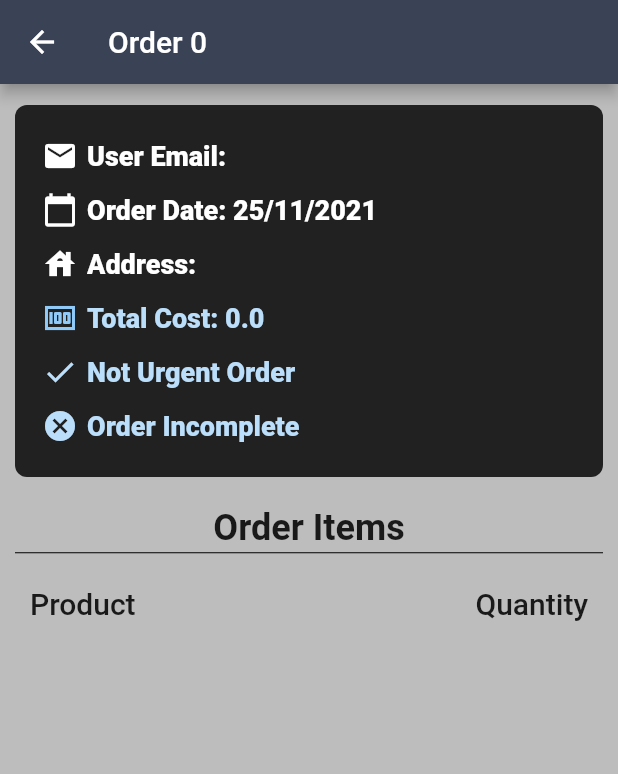
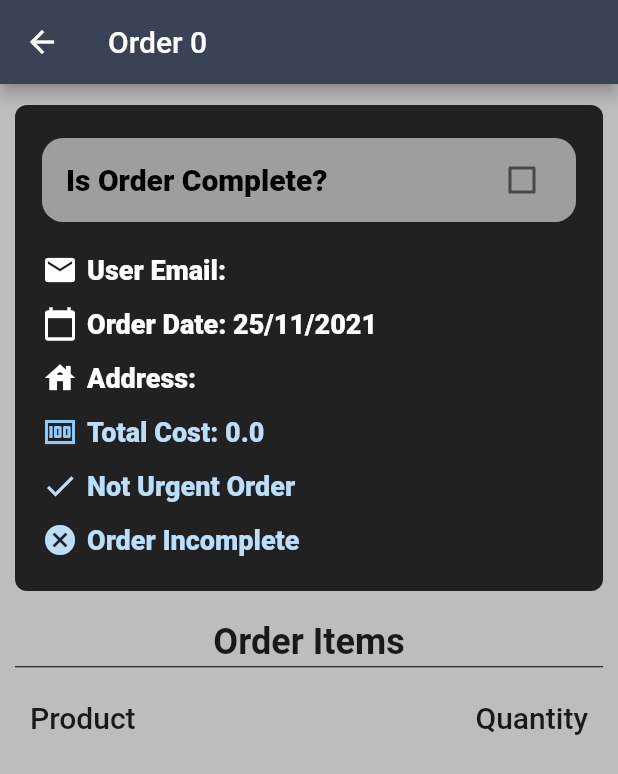
Before and after one commit to aakashabhi/Care2x, a Flutter app: the OrderDetailsPage screen opened directly with empty values, on a phone screen of 412 x 824 dp. Shown: the top 774 px of the screen. Run offline on Flutter 3.47's test engine with Material 2 defaults, Android fonts, the phone set to English and light mode, and no system bars; our stand-ins replace awesome_dialog, bloc, cloud_firestore, curved_navigation_bar, firebase_auth, firebase_core and 5 more; missing offline and left inert: dart:ffi, flutter_elegant_number_button; accounts and stored records are empty; network calls fail.

Commit message:
orders complete added

```diff
--- a/care2x/lib/vendor/models/order_model.dart
+++ b/care2x/lib/vendor/models/order_model.dart
@@ -3,8 +3,9 @@ import 'dart:core';
 import 'package:care2x/vendor/models/item_model.dart';
 
 class OrderModel {
+  final String orderId;
   final String email;
-  final bool isComplete;
+  bool isComplete;
   final bool isUrgent;
   final DateTime orderDate;
   final double totalCost;
@@ -12,7 +13,8 @@ class OrderModel {
   final List<ItemModel> items;
 
   OrderModel(
-      {required this.email,
+      {required this.orderId,
+      required this.email,
       required this.isComplete,
       required this.isUrgent,
       required this.orderDate,
--- a/care2x/lib/vendor/provider/order_provider.dart
+++ b/care2x/lib/vendor/provider/order_provider.dart
@@ -70,6 +70,7 @@ class OrderProvider extends ChangeNotifier {
         print('address: ' + address);
         if (itemsList.length > 0) {
           myOrders.add(OrderModel(
+              orderId: order.id,
               address: address,
               email: order['email'],
               isComplete: order['isComplete'],
@@ -81,6 +82,7 @@ class OrderProvider extends ChangeNotifier {
 
         if (order['isComplete'] == false && order['isUrgent'] == true) {
           urgentPendingOrders.add(OrderModel(
+              orderId: order.id,
               address: address,
               email: order['email'],
               isComplete: order['isComplete'],
@@ -98,4 +100,9 @@ class OrderProvider extends ChangeNotifier {
     notifyListeners();
     return;
   }
+
+  void orderComplete(String orderId, bool val) async {
+    await orderCollection.doc(orderId).update({'isComplete': val});
+    notifyListeners();
+  }
 }
--- a/care2x/lib/vendor/ui/presentation/order_details_page.dart
+++ b/care2x/lib/vendor/ui/presentation/order_details_page.dart
@@ -1,6 +1,8 @@
 import 'package:care2x/constants/constants.dart';
 import 'package:care2x/vendor/models/order_model.dart';
+import 'package:care2x/vendor/provider/order_provider.dart';
 import 'package:flutter/material.dart';
+import 'package:provider/provider.dart';
 
 class OrderDetailsPage extends StatefulWidget {
   final OrderModel order;
@@ -15,6 +17,8 @@ class OrderDetailsPage extends StatefulWidget {
 class _OrderDetailsPageState extends State<OrderDetailsPage> {
   @override
   Widget build(BuildContext context) {
+    var orderWatchContext = context.watch<OrderProvider>();
+    var orderReadContext = context.read<OrderProvider>();
     return Scaffold(
       backgroundColor: Colors.grey[400],
       appBar: AppBar(
@@ -38,6 +42,34 @@ class _OrderDetailsPageState extends State<OrderDetailsPage> {
                     child: Column(
                       crossAxisAlignment: CrossAxisAlignment.start,
                       children: [
+                        Container(
+                          decoration: BoxDecoration(
+                            color: Colors.grey[500],
+                            borderRadius: BorderRadius.circular(14),
+                          ),
+                          child: CheckboxListTile(
+                              title: Text(
+                                'Is Order Complete?',
+                                style: TextStyle(
+                                  fontSize: 20,
+                                  fontWeight: FontWeight.w800,
+                                  color: Colors.black,
+                                ),
+                              ),
+                              value: widget.order.isComplete,
+                              checkColor: Colors.white,
+                              activeColor: Colors.grey[500],
+                              onChanged: (val) {
+                                setState(() {
+                                  widget.order.isComplete = val!;
+                                  orderReadContext.orderComplete(
+                                      widget.order.orderId, val);
+                                });
+                              }),
+                        ),
+                        SizedBox(
+                          height: 20,
+                        ),
                         Row(
                           children: [
                             Icon(
--- a/care2x/lib/vendor/ui/widgets/order_card.dart
+++ b/care2x/lib/vendor/ui/widgets/order_card.dart
@@ -1,6 +1,9 @@
+import 'package:care2x/Order_history/order_history.dart';
 import 'package:care2x/vendor/models/order_model.dart';
+import 'package:care2x/vendor/provider/order_provider.dart';
 import 'package:care2x/vendor/ui/presentation/order_details_page.dart';
 import 'package:flutter/material.dart';
+import 'package:provider/provider.dart';
 
 class OrderCard extends StatelessWidget {
   final OrderModel order;
@@ -29,9 +32,12 @@ class OrderCard extends StatelessWidget {
               color: Colors.black,
               onPressed: () {
                 Navigator.of(context).push(MaterialPageRoute(
-                    builder: (_) => OrderDetailsPage(
-                          order: order,
-                          orderNo: index + 1,
+                    builder: (_) => ChangeNotifierProvider.value(
+                          value: context.read<OrderProvider>(),
+                          child: OrderDetailsPage(
+                            order: order,
+                            orderNo: index + 1,
+                          ),
                         )));
               },
               child: Text(
```
